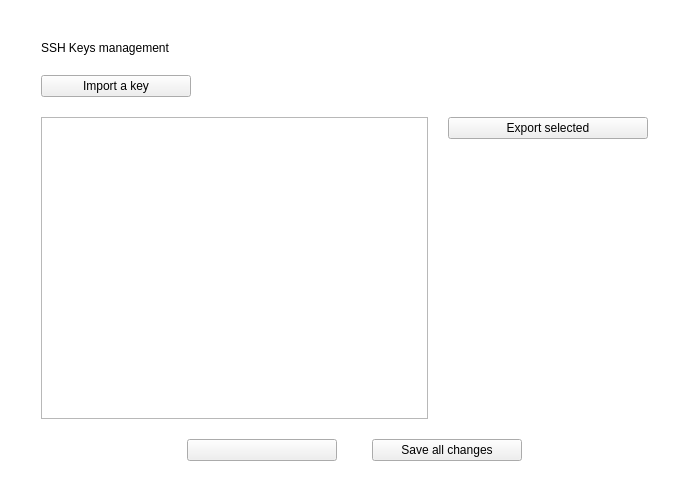
Above: src/SSHManagement.ui from mooltipass/moolticute before the change. Below: the same form after it.
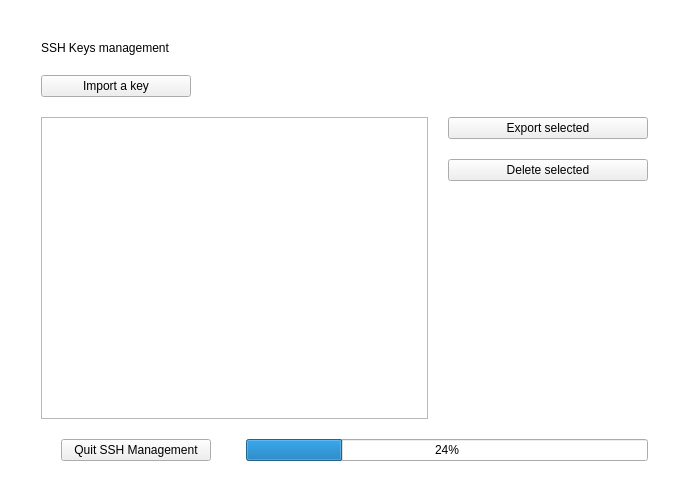
That is the form after the change. Custom widgets are drawn as their Qt base class.

Commit message: Finish code for SSH management

```diff
--- a/src/SSHManagement.ui
+++ b/src/SSHManagement.ui
@@ -327,6 +327,19 @@
              </property>
             </widget>
            </item>
+           <item>
+            <widget class="QPushButton" name="pushButtonDelete">
+             <property name="minimumSize">
+              <size>
+               <width>200</width>
+               <height>0</height>
+              </size>
+             </property>
+             <property name="text">
+              <string>Delete selected</string>
+             </property>
+            </widget>
+           </item>
            <item>
             <spacer name="verticalSpacer_7">
              <property name="orientation">
@@ -353,20 +366,7 @@
           <number>20</number>
          </property>
          <item>
-          <spacer name="horizontalSpacer_5">
-           <property name="orientation">
-            <enum>Qt::Horizontal</enum>
-           </property>
-           <property name="sizeHint" stdset="0">
-            <size>
-             <width>0</width>
-             <height>0</height>
-            </size>
-           </property>
-          </spacer>
-         </item>
-         <item>
-          <widget class="AnimatedColorButton" name="buttonDiscard" native="true">
+          <widget class="QPushButton" name="buttonDiscard">
            <property name="sizePolicy">
             <sizepolicy hsizetype="Minimum" vsizetype="Preferred">
              <horstretch>0</horstretch>
@@ -379,34 +379,40 @@
              <height>0</height>
             </size>
            </property>
-          </widget>
-         </item>
-         <item>
-          <widget class="QPushButton" name="buttonSaveChanges">
-           <property name="minimumSize">
-            <size>
-             <width>150</width>
-             <height>0</height>
-            </size>
-           </property>
            <property name="text">
-            <string>Save all changes</string>
+            <string>Quit SSH Management</string>
            </property>
           </widget>
          </item>
          <item>
-          <spacer name="horizontalSpacer_6">
+          <spacer name="horizontalSpacer_5">
            <property name="orientation">
             <enum>Qt::Horizontal</enum>
            </property>
+           <property name="sizeType">
+            <enum>QSizePolicy::MinimumExpanding</enum>
+           </property>
            <property name="sizeHint" stdset="0">
             <size>
              <width>0</width>
-             <height>0</height>
+             <height>20</height>
             </size>
            </property>
           </spacer>
          </item>
+         <item>
+          <widget class="QProgressBar" name="progressBarLoad2">
+           <property name="sizePolicy">
+            <sizepolicy hsizetype="Expanding" vsizetype="Fixed">
+             <horstretch>1</horstretch>
+             <verstretch>0</verstretch>
+            </sizepolicy>
+           </property>
+           <property name="value">
+            <number>24</number>
+           </property>
+          </widget>
+         </item>
         </layout>
        </item>
       </layout>
@@ -416,11 +422,6 @@
   </layout>
  </widget>
  <customwidgets>
-  <customwidget>
-   <class>AnimatedColorButton</class>
-   <extends>QPushButton</extends>
-   <header>AnimatedColorButton.h</header>
-  </customwidget>
   <customwidget>
    <class>RotateSpinner</class>
    <extends>QWidget</extends>
```
The commit also changes 2 other files.
